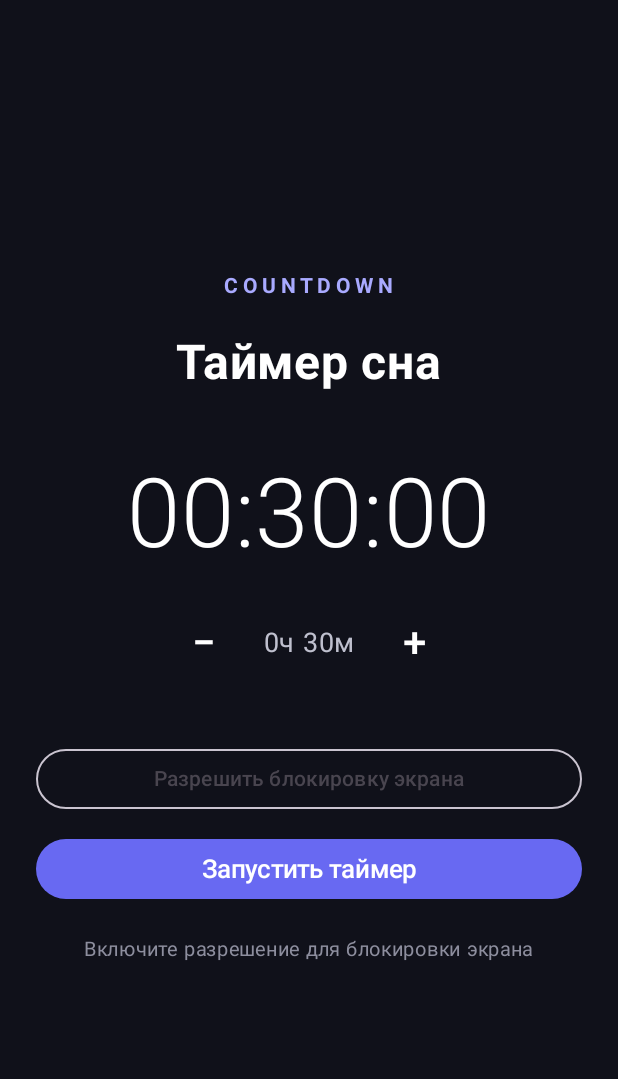
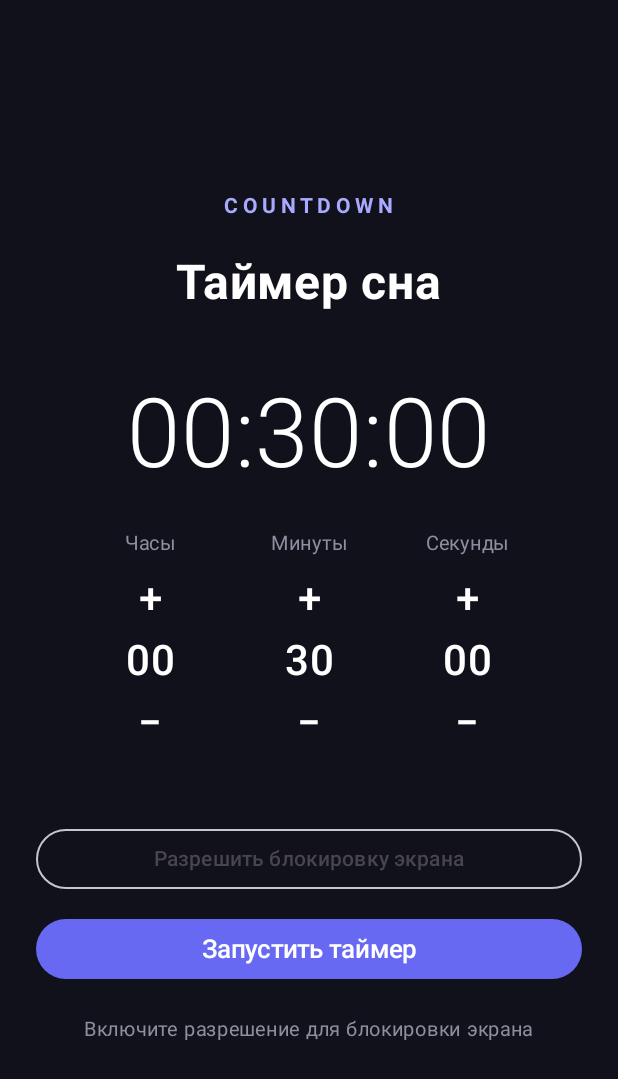
Before and after one commit to avbetekhtin/Countdown, an Android app built with Jetpack Compose: the screen it shows after launch (MainActivity), on a phone screen of 412 x 824 dp. Shown: the top 1079 px of the screen. Run offline under Robolectric (Android 15) with nearby library versions, the phone set to English and light mode, and no system bars.

Commit message:
Add separate hour minute second controls

```diff
--- a/app/src/main/java/ru/countdown/app/MainActivity.kt
+++ b/app/src/main/java/ru/countdown/app/MainActivity.kt
@@ -71,8 +71,8 @@ class MainActivity : ComponentActivity() {
 
     override fun onDestroy() { unregisterReceiver(events); super.onDestroy() }
 
-    private fun startTimer(hours: Int, minutes: Int) {
-        val duration = (hours * 60L + minutes) * 60_000L
+    private fun startTimer(hours: Int, minutes: Int, seconds: Int) {
+        val duration = (hours * 3_600L + minutes * 60L + seconds) * 1_000L
         if (duration <= 0) return
         remainingMs = duration
         running = true
@@ -93,8 +93,9 @@ class MainActivity : ComponentActivity() {
     private fun CountdownScreen() {
         var hours by remember { mutableStateOf(0) }
         var minutes by remember { mutableStateOf(30) }
+        var seconds by remember { mutableStateOf(0) }
         val isAdmin = getSystemService(DevicePolicyManager::class.java).isAdminActive(ComponentName(this, SleepDeviceAdminReceiver::class.java))
-        val shown = if (running) SleepTimerService.format(remainingMs) else String.format("%02d:%02d:00", hours, minutes)
+        val shown = if (running) SleepTimerService.format(remainingMs) else String.format("%02d:%02d:%02d", hours, minutes, seconds)
         Surface(modifier = Modifier.fillMaxSize(), color = Color(0xFF10111A)) {
             Column(Modifier.fillMaxSize().padding(24.dp), horizontalAlignment = Alignment.CenterHorizontally, verticalArrangement = Arrangement.Center) {
                 Text("COUNTDOWN", color = Color(0xFFA9AAFF), fontSize = 14.sp, fontWeight = FontWeight.Bold, letterSpacing = 3.sp)
@@ -104,10 +105,14 @@ class MainActivity : ComponentActivity() {
                 Text(shown, color = Color.White, fontSize = 64.sp, fontWeight = FontWeight.Light)
                 if (!running) {
                     Spacer(Modifier.height(24.dp))
-                    Row(verticalAlignment = Alignment.CenterVertically) {
-                        NumberButton("−") { if (minutes > 0) minutes-- else if (hours > 0) { hours--; minutes = 59 } }
-                        Text("  ${hours}ч ${minutes}м  ", color = Color(0xFFBFC0CE), fontSize = 18.sp)
-                        NumberButton("+") { if (minutes == 59) { hours++; minutes = 0 } else minutes++ }
+                    Row(
+                        modifier = Modifier.fillMaxWidth(),
+                        horizontalArrangement = Arrangement.SpaceEvenly,
+                        verticalAlignment = Alignment.CenterVertically
+                    ) {
+                        TimeUnitControl("Часы", hours, 0..99) { hours = (hours + it).coerceIn(0, 99) }
+                        TimeUnitControl("Минуты", minutes, 0..59) { minutes = (minutes + it).coerceIn(0, 59) }
+                        TimeUnitControl("Секунды", seconds, 0..59) { seconds = (seconds + it).coerceIn(0, 59) }
                     }
                 }
                 Spacer(Modifier.height(42.dp))
@@ -115,7 +120,7 @@ class MainActivity : ComponentActivity() {
                     OutlinedButton(onClick = ::requestAdmin, modifier = Modifier.fillMaxWidth()) { Text("Разрешить блокировку экрана") }
                     Spacer(Modifier.height(12.dp))
                 }
-                Button(onClick = { if (running) cancelTimer() else startTimer(hours, minutes) }, modifier = Modifier.fillMaxWidth(), colors = ButtonDefaults.buttonColors(containerColor = Color(0xFF6869F2))) {
+                Button(onClick = { if (running) cancelTimer() else startTimer(hours, minutes, seconds) }, modifier = Modifier.fillMaxWidth(), colors = ButtonDefaults.buttonColors(containerColor = Color(0xFF6869F2))) {
                     Text(if (running) "Остановить таймер" else "Запустить таймер", fontSize = 17.sp)
                 }
                 if (running) TextButton(onClick = ::cancelTimer) { Text("Сбросить", color = Color(0xFFBFC0CE)) }
@@ -127,6 +132,16 @@ class MainActivity : ComponentActivity() {
 
     @androidx.compose.runtime.Composable
     private fun NumberButton(label: String, onClick: () -> Unit) { TextButton(onClick = onClick) { Text(label, color = Color.White, fontSize = 28.sp) } }
+
+    @androidx.compose.runtime.Composable
+    private fun TimeUnitControl(label: String, value: Int, range: IntRange, onChange: (Int) -> Unit) {
+        Column(horizontalAlignment = Alignment.CenterHorizontally) {
+            Text(label, color = Color(0xFF8D8E9E), fontSize = 13.sp)
+            NumberButton("+") { if (value < range.last) onChange(1) }
+            Text(String.format("%02d", value), color = Color.White, fontSize = 28.sp, fontWeight = FontWeight.Medium)
+            NumberButton("−") { if (value > range.first) onChange(-1) }
+        }
+    }
 }
 
 @androidx.compose.runtime.Composable
```
Also changed, not shown: 1 other file.
